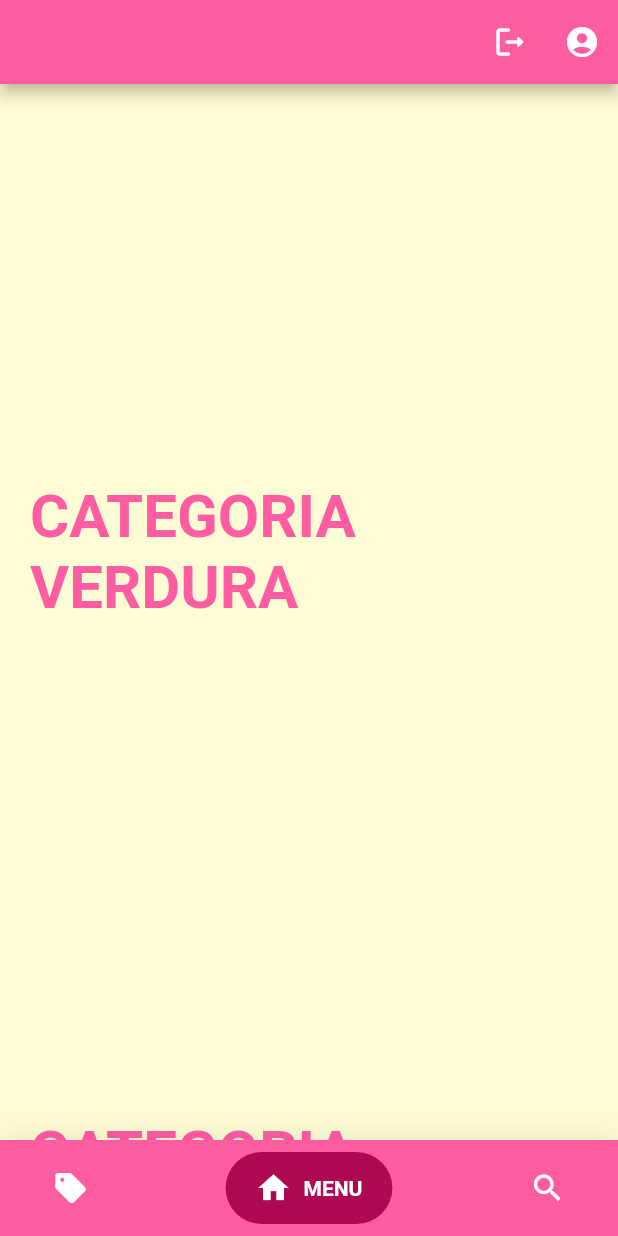
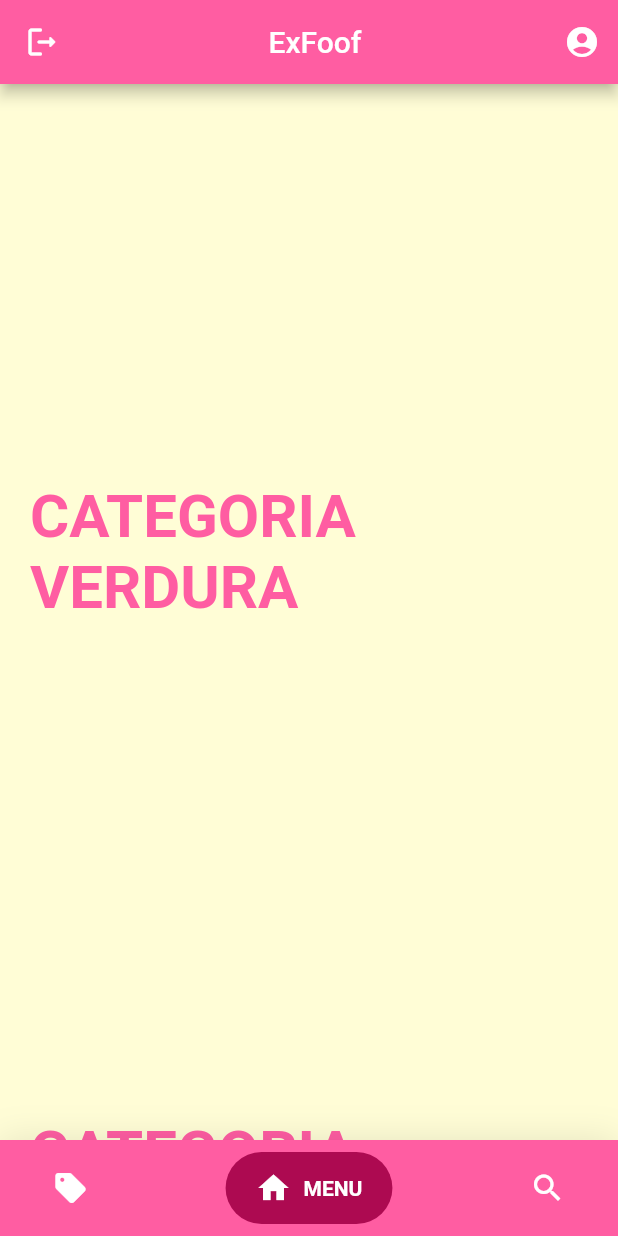
Before and after one commit to BastianOlivares/Proyecto_Titulo, a Flutter app: the screen it shows once a user with an empty profile is signed in, on a phone screen of 412 x 824 dp. Run offline on Flutter 3.47's test engine with Material 2 defaults, Android fonts, the phone set to English and light mode, and no system bars; drawn by our look-alikes of google_nav_bar; our stand-ins replace cloud_firestore, email_validator, firebase_auth, firebase_core, firebase_storage, flutter_riverpod and 3 more; missing offline and left inert: address_search_field; accounts and stored records are empty.

Commit message:
Subiendo el codigo modeificado por errores

```diff
--- a/lib/pages/menu.dart
+++ b/lib/pages/menu.dart
@@ -8,8 +8,6 @@ import 'package:market_place/pages/personalRegister.dart';
 import 'package:market_place/views/buscarView.dart';
 import 'package:market_place/views/menuView.dart';
 import 'package:market_place/views/venderView.dart';
-import 'package:market_place/widgets/appBar.dart';
-import 'package:market_place/widgets/navitaroBar.dart';
 import 'package:market_place/widgets/publicidadMenu.dart';
 import 'package:google_nav_bar/google_nav_bar.dart';
 
@@ -44,15 +42,19 @@ class _menuState extends State<menu> {
     return Scaffold(
       //APPBAR
       appBar: AppBar(
+        leading: Builder(
+          builder: (context) {
+            return IconButton(
+              icon: const Icon(Icons.logout_rounded),
+              onPressed: ()=> FirebaseAuth.instance.signOut(),
+            );
+          },
+        ),
       /////////////////////////////////////////////// INTENTAR MODULAR EN appBar
         backgroundColor: Theme.of(context).primaryColor,
         //automaticallyImplyLeading: false,
-        title: Text(uid),//Text("ExFood"),
+        title: const Center(child: Text(/*uid*/ 'ExFoof')),//Text("ExFood"),
         actions: <Widget> [
-          IconButton(
-            icon: const Icon(Icons.logout_rounded),
-            onPressed: ()=> FirebaseAuth.instance.signOut(),
-          ),
           IconButton(
             icon: const Icon(Icons.account_circle),
             onPressed: ()=>{
--- a/lib/pages/perfilPage.dart
+++ b/lib/pages/perfilPage.dart
@@ -59,6 +59,7 @@ class _perfilPageState extends State<perfilPage> {
           backgroundColor: Theme.of(context).primaryColor,
           title: const Text("PERFIL"),
           actions: <Widget>[
+
             IconButton(
               icon: const Icon(Icons.messenger_outline_rounded),
               onPressed: () => Navigator.push(context, MaterialPageRoute(builder: (context) => reservasPage(widget.uid),)),
--- a/lib/widgets/alertDialogConfirmarElimnarPublicacion.dart
+++ b/lib/widgets/alertDialogConfirmarElimnarPublicacion.dart
@@ -1,5 +1,4 @@
 import 'package:cloud_firestore/cloud_firestore.dart';
-import 'package:firebase_storage/firebase_storage.dart';
 import 'package:flutter/material.dart';
 import 'package:market_place/remote_data_sources/firestoreHelper.dart';
 
--- a/lib/widgets/publicidadMenu.dart
+++ b/lib/widgets/publicidadMenu.dart
@@ -100,7 +100,6 @@ class _publicidadMenuState extends State<publicidadMenu> {
                                         padding: const EdgeInsets.all(8.0),
                                         child: ElevatedButton(
                                           onPressed: () => showDialogPublicacion(context, documentSnapshot, false),
-                                          child: const Text("Ver"),
                                           style: ButtonStyle(
                                           shape: MaterialStateProperty.all(
                                             RoundedRectangleBorder(
@@ -109,6 +108,7 @@ class _publicidadMenuState extends State<publicidadMenu> {
                                           ),
                                           backgroundColor: MaterialStatePropertyAll<Color> (Theme.of(context).cardColor),
                                         ),
+                                          child: const Text("Ver"),
                                         ),
                                       ),
                                     ],
@@ -130,8 +130,8 @@ class _publicidadMenuState extends State<publicidadMenu> {
             },
           );
         }else {
-          return Center(
-            child: Container(
+          return const Center(
+            child: SizedBox(
               width: 40.0,
               height: 40.0,
               child: CircularProgressIndicator(),
```
Also changed, not shown: lib/views/venderView.dart (+8 -13 lines), lib/widgets/appBar.dart (deleted, +0 -32 lines), lib/widgets/navitaroBar.dart (deleted, +0 -41 lines), lib/widgets/showDialogPublicación.dart (+2 -5 lines).
